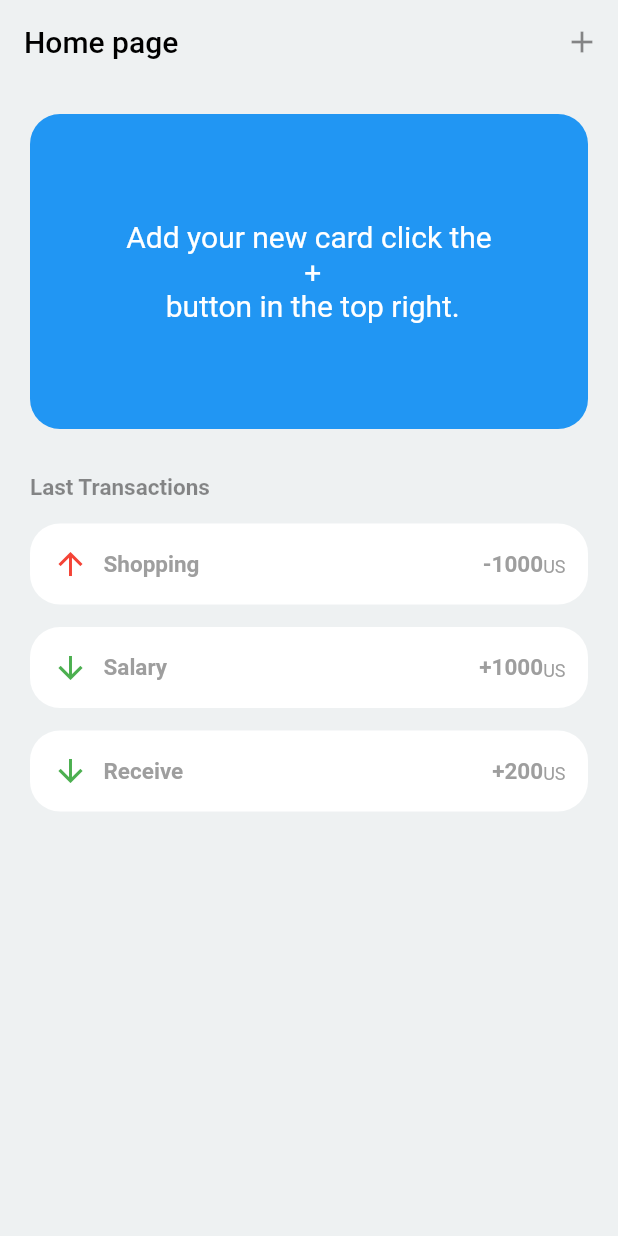
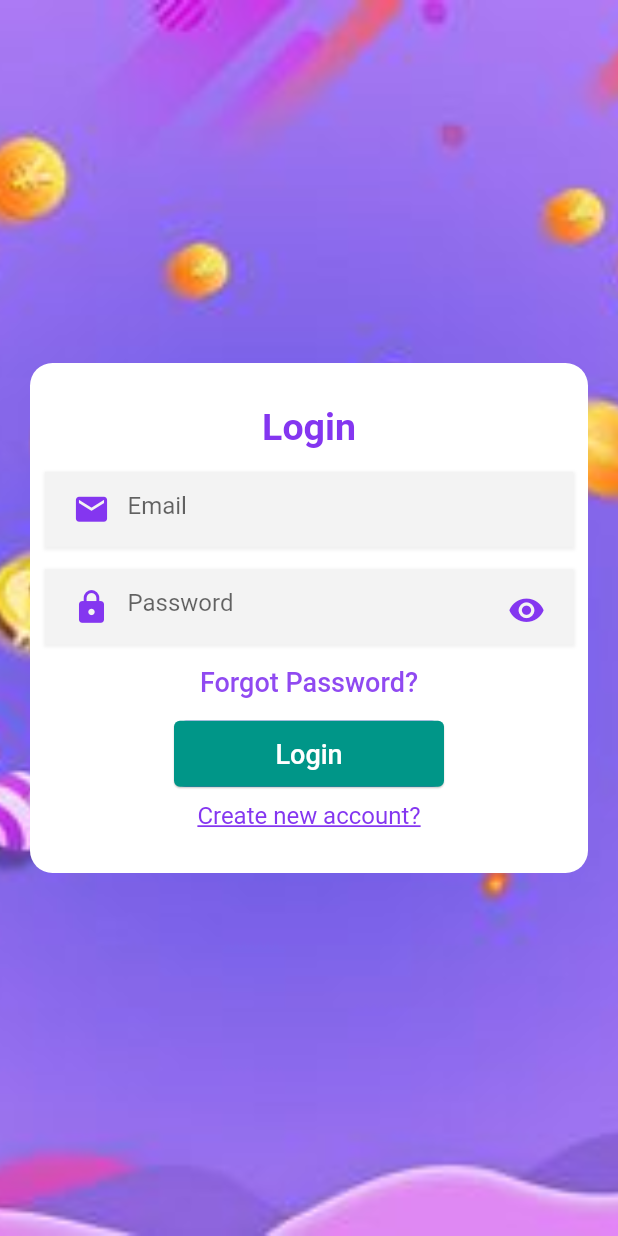
Before and after one commit to kalkidan12/virtual_card_app, a Flutter app: the screen it shows after launch, on a phone screen of 412 x 824 dp. Run offline on Flutter 3.47's test engine with Material 2 defaults, Android fonts, the phone set to English and light mode, and no system bars; our stand-ins replace cloud_firestore, firebase_auth, firebase_core, shared_preferences; accounts and stored records are empty.

Commit message:
adding firbase auth

```diff
--- a/lib/Components/CardList.dart
+++ b/lib/Components/CardList.dart
@@ -1,7 +1,7 @@
 import 'package:flutter/material.dart';
 import 'package:investmentmanager/Components/CardView.dart';
 import 'package:investmentmanager/Model/CardModel.dart';
-import 'package:investmentmanager/Pages/CardViewPage.dart';
+import 'package:investmentmanager/screens/CardViewPage.dart';
 
 class CardList extends StatelessWidget {
   final List<CardModel> cards;
--- /dev/null
+++ b/lib/Model/ResponseModel.dart
@@ -0,0 +1,6 @@
+class ResponseModel {
+  int? code;
+  String? message;
+
+  ResponseModel(this.code, this.message);
+}
--- /dev/null
+++ b/lib/Providers/AuthProvider.dart
@@ -0,0 +1,106 @@
+import 'package:cloud_firestore/cloud_firestore.dart';
+import 'package:firebase_auth/firebase_auth.dart';
+import 'package:flutter/cupertino.dart';
+import 'package:investmentmanager/Model/ResponseModel.dart';
+
+enum signStatus {
+  uninitialized,
+  loginauthenticating,
+  signupauthenticating,
+  unauthenticated,
+  authenticated,
+}
+
+class AuthProvider with ChangeNotifier {
+  String? statusMessage = '';
+  int? statusCode;
+  FirebaseAuth? _auth;
+  User? _user;
+  signStatus _status = signStatus.uninitialized;
+
+  signStatus get status => _status;
+  User? get user => _user;
+
+  Future<void> signIn(String email, String password) async {
+    try {
+      _status = signStatus.loginauthenticating;
+      notifyListeners();
+      await FirebaseAuth.instance
+          .signInWithEmailAndPassword(email: email, password: password);
+      statusCode = 200;
+      _status = signStatus.authenticated;
+      notifyListeners();
+    } on FirebaseAuthException catch (e) {
+      statusMessage = e.message;
+      statusCode = 500;
+      _status = signStatus.unauthenticated;
+      notifyListeners();
+    }
+  }
+
+  Future signOut() async {
+    _auth!.signOut();
+    _status = signStatus.unauthenticated;
+    notifyListeners();
+    return Future.delayed(Duration.zero);
+  }
+
+  Future<void> registerUser(String firstName, String lastName,
+      String phoneNumber, String email, String password) async {
+    try {
+      _status = signStatus.signupauthenticating;
+      notifyListeners();
+      // Create a new user with email and password
+      UserCredential userCredential =
+          await FirebaseAuth.instance.createUserWithEmailAndPassword(
+        email: email,
+        password: password,
+      );
+      // Update the user's display name
+      await userCredential.user!.updateDisplayName("$firstName $lastName");
+
+      // Add user's details to Firestore
+      await FirebaseFirestore.instance
+          .collection('users')
+          .doc(userCredential.user!.uid)
+          .set({
+        'firstName': firstName,
+        'lastName': lastName,
+        'phoneNumber': phoneNumber,
+        'email': email,
+      });
+      _status = signStatus.authenticated;
+      statusCode = 200;
+
+      notifyListeners();
+    } on FirebaseAuthException catch (e) {
+      if (e.code == 'weak-password') {
+        statusCode = 500;
+        statusMessage = e.message;
+
+        _status = signStatus.unauthenticated;
+        notifyListeners();
+
+        // print('The password provided is too weak.');
+      } else if (e.code == 'email-already-in-use') {
+        statusCode = 500;
+        statusMessage = e.message;
+        _status = signStatus.unauthenticated;
+        notifyListeners();
+
+        // print('The account already exists for that email.');
+      } else {
+        statusCode = 500;
+        statusMessage = e.message;
+        _status = signStatus.unauthenticated;
+        notifyListeners();
+      }
+    } catch (e) {
+      statusCode = 500;
+      statusMessage = e.toString();
+      _status = signStatus.unauthenticated;
+      notifyListeners();
+      print(e);
+    }
+  }
+}
--- /dev/null
+++ b/lib/Providers/TransactionProvider.dart
@@ -0,0 +1,2 @@
+//deposit
+//transfer
--- a/lib/main.dart
+++ b/lib/main.dart
@@ -1,8 +1,10 @@
 import 'package:flutter/material.dart';
 import 'package:flutter/services.dart';
-import 'package:investmentmanager/Pages/HomePage.dart';
+import 'package:investmentmanager/Providers/AuthProvider.dart';
+import 'package:investmentmanager/screens/HomePage.dart';
 import 'package:firebase_core/firebase_core.dart';
 import 'package:investmentmanager/Providers/CardProvider.dart';
+import 'package:investmentmanager/screens/auth/LoginPage.dart';
 import 'package:provider/provider.dart';
 
 import 'firebase_options.dart';
@@ -20,6 +22,9 @@ void main() async {
     ChangeNotifierProvider.value(
       value: CardProvider(),
     ),
+    ChangeNotifierProvider.value(
+      value: AuthProvider(),
+    ),
   ], child: const MyApp()));
 }
 
@@ -34,7 +39,7 @@ class MyApp extends StatelessWidget {
       theme: ThemeData(
         primarySwatch: Colors.teal,
       ),
-      home: HomePage(),
+      home: LoginPage(),
     );
   }
 }
--- a/lib/Pages/HomePage.dart
+++ b/lib/screens/HomePage.dart
@@ -2,7 +2,7 @@ import 'package:flutter/material.dart';
 import 'package:investmentmanager/Components/CardList.dart';
 import 'package:investmentmanager/Components/TransactionView.dart';
 import 'package:investmentmanager/Model/TransactionModel.dart';
-import 'package:investmentmanager/Pages/AddCardPage.dart';
+import 'package:investmentmanager/screens/AddCardPage.dart';
 import 'package:investmentmanager/Providers/CardProvider.dart';
 import 'package:provider/provider.dart';
 
--- /dev/null
+++ b/lib/screens/auth/LoginPage.dart
@@ -0,0 +1,163 @@
+import 'package:flutter/material.dart';
+import 'package:flutter/src/widgets/container.dart';
+import 'package:flutter/src/widgets/framework.dart';
+import 'package:investmentmanager/Providers/AuthProvider.dart';
+import 'package:investmentmanager/screens/HomePage.dart';
+import 'package:investmentmanager/screens/auth/SignupPage.dart';
+import 'package:investmentmanager/utils/ColorConstants.dart';
+import 'package:investmentmanager/widgets/CustomAppbar.dart';
+import 'package:investmentmanager/widgets/CustomButton.dart';
+import 'package:investmentmanager/widgets/CustomInput.dart';
+import 'package:investmentmanager/widgets/CustomSimpleDialog.dart';
+import 'package:investmentmanager/widgets/CustomText.dart';
+import 'package:investmentmanager/widgets/CustomeSizedbox.dart';
+import 'package:provider/provider.dart';
+
+class LoginPage extends StatefulWidget {
+  const LoginPage({super.key});
+
+  @override
+  State<LoginPage> createState() => _LoginPageState();
+}
+
+class _LoginPageState extends State<LoginPage> {
+  TextEditingController emailController = TextEditingController();
+  TextEditingController passwordController = TextEditingController();
+  @override
+  Widget build(BuildContext context) {
+    final authProvider = Provider.of<AuthProvider>(context);
+
+    return CustomSizedbox(
+      image: DecorationImage(
+          fit: BoxFit.cover, image: AssetImage('assets/images/auth_bg.jpg')),
+      padding: 0,
+      radius: 0,
+      height: MediaQuery.of(context).size.height,
+      width: MediaQuery.of(context).size.width,
+      child: Scaffold(
+        backgroundColor: Colors.transparent,
+        resizeToAvoidBottomInset: false,
+        body: Padding(
+          padding: EdgeInsets.only(left: 20, right: 20, top: 10, bottom: 10),
+          child: Center(
+            child: CustomSizedbox(
+              padding: 10,
+              radius: 15,
+              color: ColorConstants().whiteTextColor,
+              width: double.infinity,
+              height: 320,
+              child: Form(
+                  child: Column(
+                mainAxisAlignment: MainAxisAlignment.center,
+                children: [
+                  CustomText(
+                    text: 'Login',
+                    fontWeight: FontWeight.w600,
+                    fontSize: 25,
+                    color: ColorConstants().primary,
+                  ),
+                  CustomSizedbox(
+                    padding: 0,
+                    radius: 0,
+                    height: 15,
+                  ),
+                  CustomInput(
+                    hintText: 'Email',
+                    controller: emailController,
+                    obscureText: false,
+                    readOnly: false,
+                    prefixIcon: Icons.email,
+                  ),
+                  CustomSizedbox(
+                    padding: 0,
+                    radius: 0,
+                    height: 15,
+                  ),
+                  CustomInput(
+                    hintText: 'Password',
+                    controller: passwordController,
+                    obscureText: true,
+                    readOnly: false,
+                    prefixIcon: Icons.lock,
+                    suffixIcon: Icons.visibility,
+                  ),
+                  CustomSizedbox(
+                    padding: 0,
+                    radius: 0,
+                    height: 15,
+                  ),
+
+                  CustomText(
+                    text: 'Forgot Password?',
+                    fontWeight: FontWeight.w500,
+                    fontSize: 18,
+                    color: ColorConstants().primary.withOpacity(.9),
+                  ),
+                  CustomSizedbox(
+                    padding: 0,
+                    radius: 0,
+                    height: 15,
+                  ),
+                  CustomButton(
+                    onPressed: (() async {
+                      await authProvider.signIn(
+                          emailController.text, passwordController.text);
+                      if (authProvider.status == signStatus.authenticated) {
+                        // CustomDialog.showSimpleDialog(
+                        //     context, 'Registered', []);
+                        Navigator.pushAndRemoveUntil(
+                            context,
+                            MaterialPageRoute(
+                                builder: (context) => HomePage(),
+                                maintainState: true),
+                            (Route<dynamic> route) => false);
+                      } else if (authProvider.status ==
+                          signStatus.unauthenticated) {
+                        CustomDialog.showSimpleDialog(
+                            context, authProvider.statusMessage.toString(), []);
+                      }
+                    }),
+                    child: authProvider.status == signStatus.loginauthenticating
+                        ? Container(
+                            width: 28,
+                            height: 28,
+                            child: CircularProgressIndicator(
+                              color: ColorConstants().whiteTextColor,
+                            ),
+                          )
+                        : Text('Login',
+                            style: TextStyle(
+                                fontSize: 18,
+                                color: ColorConstants().whiteTextColor)),
+                  ),
+                  CustomSizedbox(
+                    padding: 0,
+                    radius: 0,
+                    height: 10,
+                  ),
+                  GestureDetector(
+                    onTap: (() {
+                      Navigator.push(
+                          context,
+                          MaterialPageRoute(
+                              builder: (context) => SignupPage()));
+                    }),
+                    child: CustomText(
+                      decoration: TextDecoration.underline,
+                      text: 'Create new account?',
+
+                      // fontWeight: FontWeight.w600,
+                      fontSize: 16,
+                      color: ColorConstants().primary,
+                    ),
+                  ),
+                  // TextDecoration.underline
+                ],
+              )),
+            ),
+          ),
+        ),
+      ),
+    );
+  }
+}
--- a/lib/utils/ColorConstants.dart
+++ b/lib/utils/ColorConstants.dart
@@ -1,7 +1,7 @@
 import 'package:flutter/animation.dart';
 
 class ColorConstants {
-  final primary = Color.fromARGB(255, 122, 11, 162);
+  final primary = Color.fromARGB(255, 132, 54, 240);
   final whiteTextColor = Color.fromARGB(255, 255, 255, 255);
   final blackTextColor = Color.fromARGB(255, 11, 11, 11);
 }
--- a/lib/widgets/CustomButton.dart
+++ b/lib/widgets/CustomButton.dart
@@ -1,19 +1,29 @@
 import 'package:flutter/material.dart';
+import 'package:investmentmanager/Providers/AuthProvider.dart';
+import 'package:investmentmanager/utils/ColorConstants.dart';
+import 'package:provider/provider.dart';
 
 class CustomButton extends StatelessWidget {
   void Function()? onPressed;
-  String text;
-  CustomButton({super.key, this.onPressed, required this.text});
+  Widget? child;
+  CustomButton({super.key, this.onPressed, this.child});
 
   @override
   Widget build(BuildContext context) {
-    return ElevatedButton(
-      onPressed: onPressed,
-      child: Text(text),
-      style: ElevatedButton.styleFrom(
+    final authProvider = Provider.of<AuthProvider>(context);
+    return Container(
+      height: 44,
+      width: 180,
+      decoration: BoxDecoration(
+          color: ColorConstants().primary,
+          borderRadius: BorderRadius.all(Radius.circular(8))),
+      child: ElevatedButton(
+        onPressed: onPressed,
+        child: child,
+        style: ElevatedButton.styleFrom(
           elevation: 0.5,
-          textStyle: TextStyle(fontSize: 16),
-          backgroundColor: Colors.amber),
+        ),
+      ),
     );
   }
 }
--- a/lib/widgets/CustomInput.dart
+++ b/lib/widgets/CustomInput.dart
@@ -1,33 +1,43 @@
 import 'package:flutter/material.dart';
 import 'package:flutter/src/widgets/container.dart';
 import 'package:flutter/src/widgets/framework.dart';
+import 'package:investmentmanager/utils/ColorConstants.dart';
 
 class CustomInput extends StatelessWidget {
   final TextEditingController controller;
   TextInputType? keyboardType;
   String? Function(String?)? validator;
-  bool enabled;
   bool readOnly;
   bool obscureText;
+  void Function()? onPressed;
+  IconData? prefixIcon;
+  IconData? suffixIcon;
+  String? hintText;
+
   CustomInput(
       {super.key,
       required this.controller,
-      required this.enabled,
       this.keyboardType,
       required this.obscureText,
       required this.readOnly,
-      this.validator});
+      this.validator,
+      this.onPressed,
+      this.prefixIcon,
+      this.suffixIcon,
+      this.hintText});
 
   @override
   Widget build(BuildContext context) {
     return Container(
+      height: 50,
       padding: EdgeInsets.all(7),
-      decoration: BoxDecoration(color: Colors.white, boxShadow: [
+      decoration:
+          BoxDecoration(color: Color.fromARGB(255, 243, 243, 243), boxShadow: [
         BoxShadow(
-            color: Colors.grey,
-            offset: Offset(0, 2),
-            blurRadius: 4,
-            spreadRadius: 2)
+            color: Color.fromARGB(255, 240, 240, 240),
+            offset: Offset(0, 1),
+            blurRadius: 1,
+            spreadRadius: 1)
       ]),
       child: TextFormField(
         controller: controller,
@@ -37,8 +47,22 @@ class CustomInput extends StatelessWidget {
         obscureText: obscureText,
         obscuringCharacter: '*',
         validator: validator,
-        enabled: enabled,
-        decoration: InputDecoration(border: InputBorder.none),
+        decoration: InputDecoration(
+            contentPadding: EdgeInsets.all(0),
+            hintText: hintText,
+            border: InputBorder.none,
+            prefixIcon: Icon(
+              prefixIcon,
+              size: 25,
+              color: ColorConstants().primary,
+            ),
+            suffixIcon: IconButton(
+                onPressed: onPressed,
+                icon: Icon(
+                  suffixIcon,
+                  size: 25,
+                  color: ColorConstants().primary,
+                ))),
       ),
     );
   }
--- /dev/null
+++ b/lib/widgets/CustomSimpleDialog.dart
@@ -0,0 +1,12 @@
+import 'package:flutter/material.dart';
+
+class CustomDialog {
+  static Future<void> showSimpleDialog(
+      BuildContext context, String title, List<Widget>? children) async {
+    await showDialog<void>(
+        context: context,
+        builder: (BuildContext context) {
+          return SimpleDialog(title: Text(title), children: children);
+        });
+  }
+}
--- a/lib/widgets/CustomText.dart
+++ b/lib/widgets/CustomText.dart
@@ -5,19 +5,25 @@ class CustomText extends StatelessWidget {
   double? fontSize;
   FontWeight? fontWeight;
   Color? color;
+  TextDecoration? decoration;
   CustomText(
       {super.key,
       required this.text,
       this.color,
       this.fontSize,
-      this.fontWeight});
+      this.fontWeight,
+      this.decoration});
 
   @override
   Widget build(BuildContext context) {
     return Text(
       text,
-      style:
-          TextStyle(fontSize: fontSize, fontWeight: fontWeight, color: color),
+      style: TextStyle(
+          decoration: decoration,
+          decorationThickness: 1.5,
+          fontSize: fontSize,
+          fontWeight: fontWeight,
+          color: color),
     );
   }
 }
--- /dev/null
+++ b/lib/widgets/CustomeSizedbox.dart
@@ -0,0 +1,39 @@
+import 'package:flutter/cupertino.dart';
+import 'package:flutter/src/widgets/container.dart';
+import 'package:flutter/src/widgets/framework.dart';
+
+class CustomSizedbox extends StatelessWidget {
+  double? height;
+  double? width;
+  double radius;
+  double padding;
+  Widget? child;
+  Color? color;
+  DecorationImage? image;
+  CustomSizedbox({
+    super.key,
+    this.height,
+    this.width,
+    this.child,
+    this.color,
+    this.image,
+    required this.radius,
+    required this.padding,
+  });
+
+  @override
+  Widget build(BuildContext context) {
+    return Container(
+      padding: EdgeInsets.all(padding),
+      decoration: BoxDecoration(
+          image: image,
+          color: color,
+          borderRadius: BorderRadius.all(Radius.circular(radius))),
+      child: SizedBox(
+        height: height,
+        width: width,
+        child: child,
+      ),
+    );
+  }
+}
```
Also changed, not shown: lib/screens/auth/SignupPage.dart (added, +206 -0 lines), lib/widgets/widgets.dart (+4 -4 lines), assets/images/auth_bg.jpg (added), assets/images/bg.png (deleted), lib/screens/AddCardPage.dart (renamed from lib/Pages/AddCardPage.dart), lib/screens/CardViewPage.dart (renamed from lib/Pages/CardViewPage.dart).
